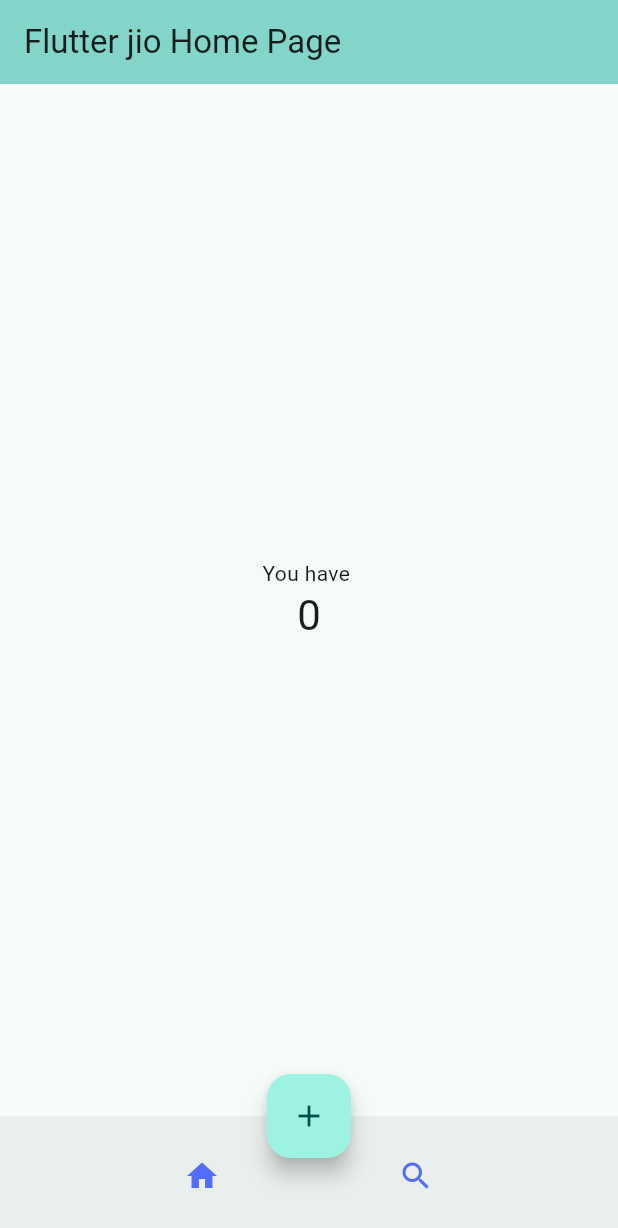
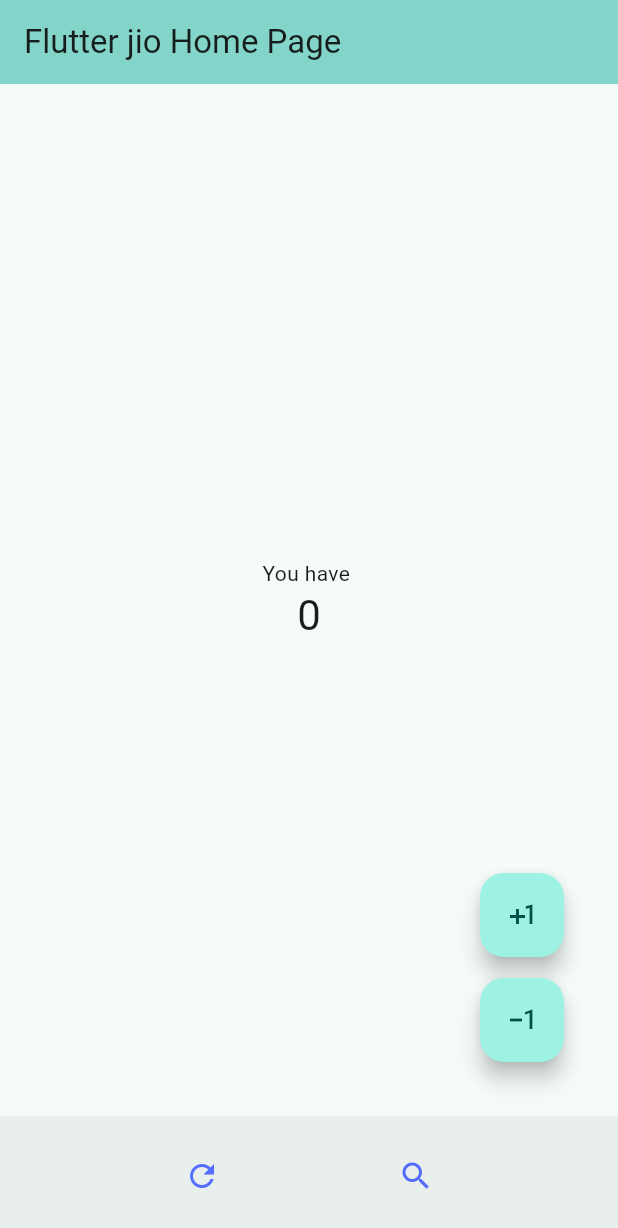
Before and after one commit to 1103Maheshwaran/Flutter_Learning, a Flutter app: the screen it shows after launch, on a phone screen of 412 x 824 dp. Shown: the top 1228 px of the screen. Run offline on Flutter 3.47's test engine with Material 3 defaults, Android fonts, the phone set to English and light mode, and no system bars.

Commit message:
Second Commit
Feature addition:
1)Decrement
2)Reset button

```diff
--- a/lib/main.dart
+++ b/lib/main.dart
@@ -68,6 +68,18 @@ class _MyHomePageState extends State<MyHomePage> {
     });
   }
 
+  void _decrementCounter() {
+    setState(() {
+      _counter--;
+    });
+  }
+
+  void _reset(){
+    setState(() {
+      _counter = 0;
+    });
+  }
+
   @override
   Widget build(BuildContext context) {
     // This method is rerun every time setState is called, for instance as done
@@ -115,21 +127,35 @@ class _MyHomePageState extends State<MyHomePage> {
           ],
         ),
       ),
-      floatingActionButtonLocation: FloatingActionButtonLocation.centerDocked,
-      floatingActionButton: FloatingActionButton(
+      floatingActionButton: Stack(
+      children: [
+        Positioned(
+          bottom: 90 + MediaQuery.of(context).padding.bottom, // Account for safe area
+          right: 20,
+      child: FloatingActionButton(
         onPressed: _incrementCounter,
         tooltip: 'Increment',
-        child: const Icon(Icons.add),
-      ), // This trailing comma makes auto-formatting nicer for build methods.
-      bottomNavigationBar: BottomAppBar(
+        child: const Icon(Icons.plus_one),
+      ),
+        ),
+        Positioned(
+          bottom: 20 + MediaQuery.of(context).padding.bottom, // Account for safe area
+          right: 20,
+          child: FloatingActionButton(
+            onPressed: _decrementCounter,
+            tooltip: 'Decrement',
+            child: const Icon(Icons.exposure_minus_1),
+          ),
+        ), // This trailing comma makes auto-formatting nicer for build methods.
+    ]),
+    bottomNavigationBar: BottomAppBar(
         child: Row(
           mainAxisAlignment: MainAxisAlignment.spaceEvenly,
           children: [
             IconButton(
-              icon: const Icon(Icons.home, color: Colors.indigoAccent,),
-              onPressed: () {
-                // Handle home button press
-              },),
+              icon: const Icon(Icons.refresh, color: Colors.indigoAccent,),
+              onPressed:_reset,
+               ),
         IconButton(
         icon:  const Icon(Icons.search, color: Colors.indigoAccent,),
         onPressed: (){
```
